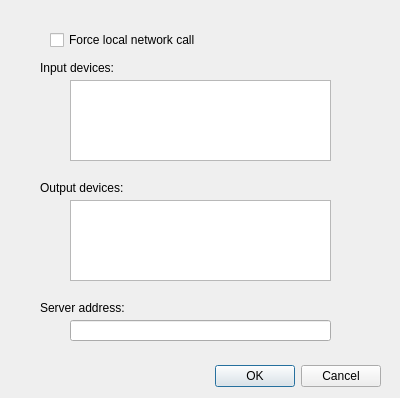
wayt/Skypy, file src/client/widgetconfigwindow.ui: the form before one commit.
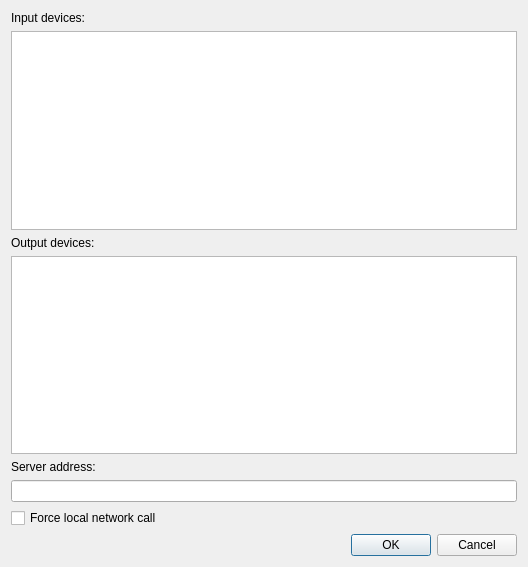
The form after the commit.

Commit message: Client : Je commit si tu veux.

What changed in the file:
```diff
--- a/src/client/widgetconfigwindow.ui
+++ b/src/client/widgetconfigwindow.ui
@@ -6,111 +6,62 @@
    <rect>
     <x>0</x>
     <y>0</y>
-    <width>400</width>
-    <height>398</height>
+    <width>528</width>
+    <height>567</height>
    </rect>
   </property>
   <property name="windowTitle">
    <string>Dialog</string>
   </property>
-  <widget class="QDialogButtonBox" name="buttonBox">
-   <property name="geometry">
-    <rect>
-     <x>40</x>
-     <y>360</y>
-     <width>341</width>
-     <height>32</height>
-    </rect>
-   </property>
-   <property name="orientation">
-    <enum>Qt::Horizontal</enum>
-   </property>
-   <property name="standardButtons">
-    <set>QDialogButtonBox::Cancel|QDialogButtonBox::Ok</set>
-   </property>
-  </widget>
-  <widget class="QCheckBox" name="_localCallCheck">
-   <property name="geometry">
-    <rect>
-     <x>50</x>
-     <y>30</y>
-     <width>181</width>
-     <height>20</height>
-    </rect>
-   </property>
-   <property name="text">
-    <string>Force local network call</string>
-   </property>
-  </widget>
-  <widget class="QListWidget" name="_inputDevicesList">
-   <property name="geometry">
-    <rect>
-     <x>70</x>
-     <y>80</y>
-     <width>261</width>
-     <height>81</height>
-    </rect>
-   </property>
-  </widget>
+  <layout class="QVBoxLayout" name="verticalLayout">
+   <item>
   <widget class="QLabel" name="label">
-   <property name="geometry">
-    <rect>
-     <x>40</x>
-     <y>60</y>
-     <width>91</width>
-     <height>16</height>
-    </rect>
-   </property>
    <property name="text">
     <string>Input devices:</string>
    </property>
   </widget>
+   </item>
+   <item>
+    <widget class="QListWidget" name="_inputDevicesList"/>
+   </item>
+   <item>
   <widget class="QLabel" name="label_2">
-   <property name="geometry">
-    <rect>
-     <x>40</x>
-     <y>180</y>
-     <width>111</width>
-     <height>16</height>
-    </rect>
-   </property>
    <property name="text">
     <string>Output devices:</string>
    </property>
   </widget>
-  <widget class="QListWidget" name="_outputDevicesList">
-   <property name="geometry">
-    <rect>
-     <x>70</x>
-     <y>200</y>
-     <width>261</width>
-     <height>81</height>
-    </rect>
-   </property>
-  </widget>
+   </item>
+   <item>
+    <widget class="QListWidget" name="_outputDevicesList"/>
+   </item>
+   <item>
   <widget class="QLabel" name="label_3">
-   <property name="geometry">
-    <rect>
-     <x>40</x>
-     <y>300</y>
-     <width>101</width>
-     <height>16</height>
-    </rect>
-   </property>
    <property name="text">
     <string>Server address:</string>
    </property>
   </widget>
-  <widget class="QLineEdit" name="_serverAddress">
-   <property name="geometry">
-    <rect>
-     <x>70</x>
-     <y>320</y>
-     <width>261</width>
-     <height>21</height>
-    </rect>
-   </property>
-  </widget>
+   </item>
+   <item>
+    <widget class="QLineEdit" name="_serverAddress"/>
+   </item>
+   <item>
+    <widget class="QCheckBox" name="_localCallCheck">
+     <property name="text">
+      <string>Force local network call</string>
+     </property>
+    </widget>
+   </item>
+   <item>
+    <widget class="QDialogButtonBox" name="buttonBox">
+     <property name="orientation">
+      <enum>Qt::Horizontal</enum>
+     </property>
+     <property name="standardButtons">
+      <set>QDialogButtonBox::Cancel|QDialogButtonBox::Ok</set>
+     </property>
+    </widget>
+   </item>
+  </layout>
  </widget>
  <resources/>
  <connections>
```
Lines whose indentation alone changed are shown as unchanged. The commit also changes 1 other file.
